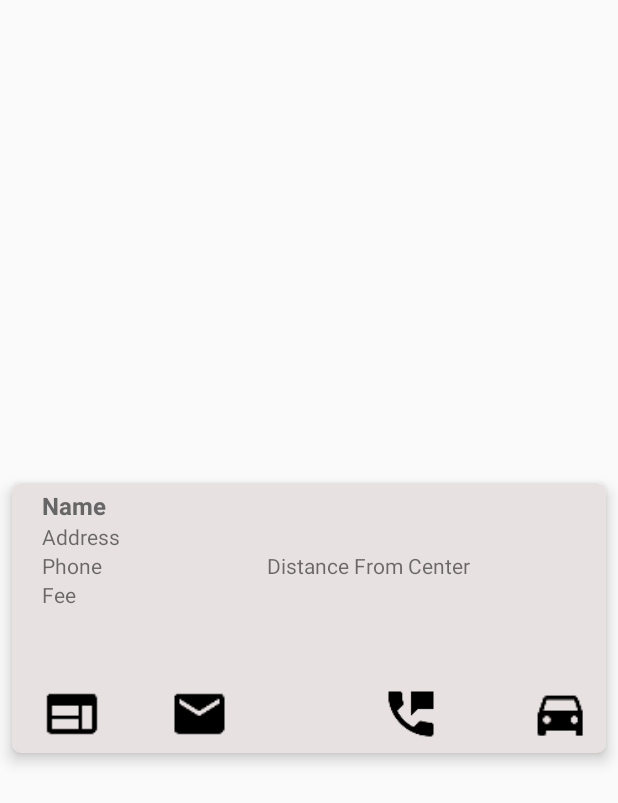
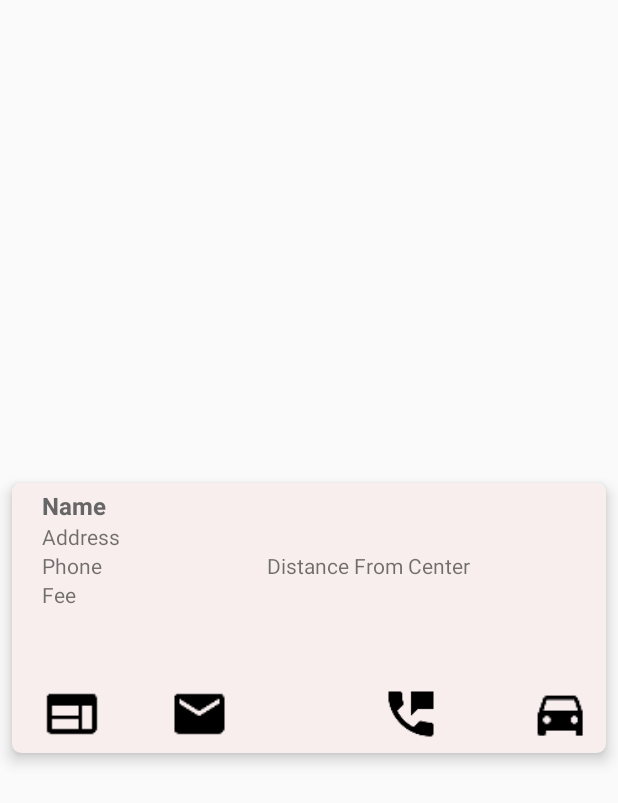
Before and after one commit to shtown/YouthServices, an Android app: the layout cards.xml on its own in the app's theme, with its tools: preview values and no code run, on a phone screen of 412 x 824 dp. Shown: the top 803 px of the screen. Run offline under Robolectric (Android 15) with nearby library versions, the phone set to English and light mode, and no system bars; network calls fail.

```diff
--- a/app/src/main/res/layout/cards.xml
+++ b/app/src/main/res/layout/cards.xml
@@ -6,7 +6,7 @@
     android:layout_height="180dp"
     android:layout_gravity="center"
     android:layout_margin="8dp"
-    cardView:cardBackgroundColor="#E8E1E1"
+    cardView:cardBackgroundColor="#F8EEEE"
     cardView:cardCornerRadius="6dp"
     cardView:cardElevation="6dp"
     cardView:contentPaddingBottom="6dp"
```
